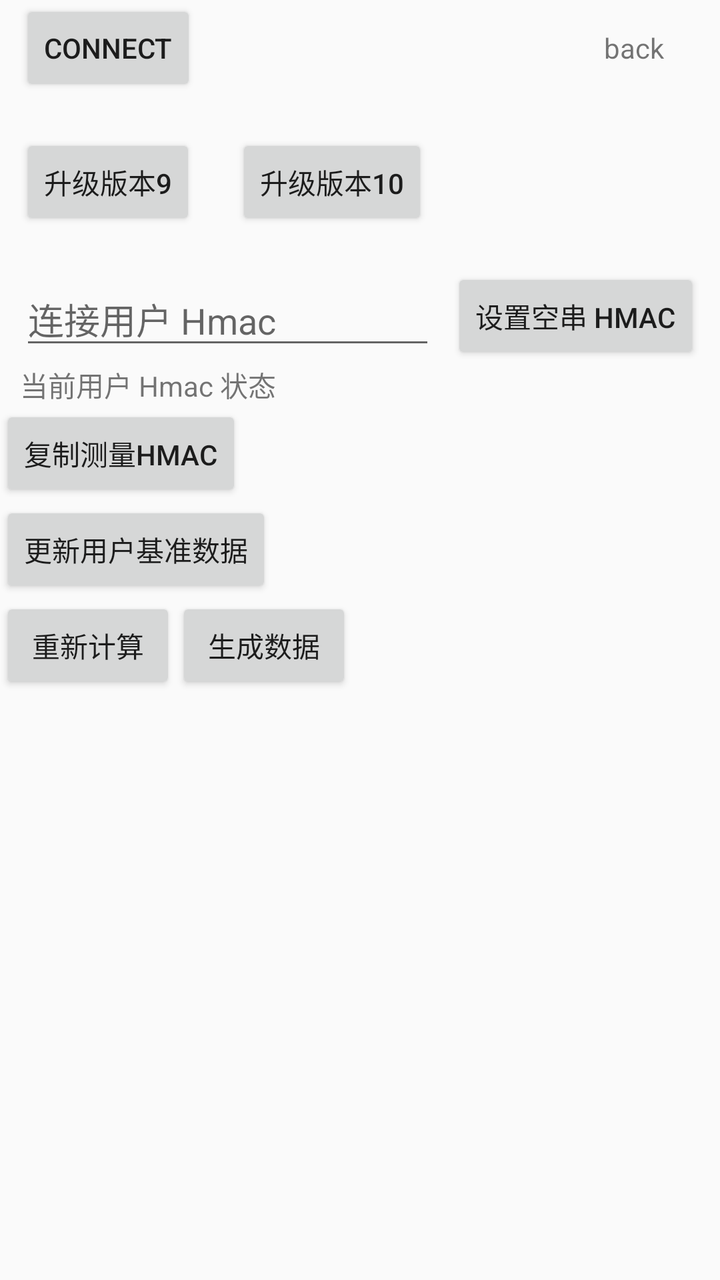
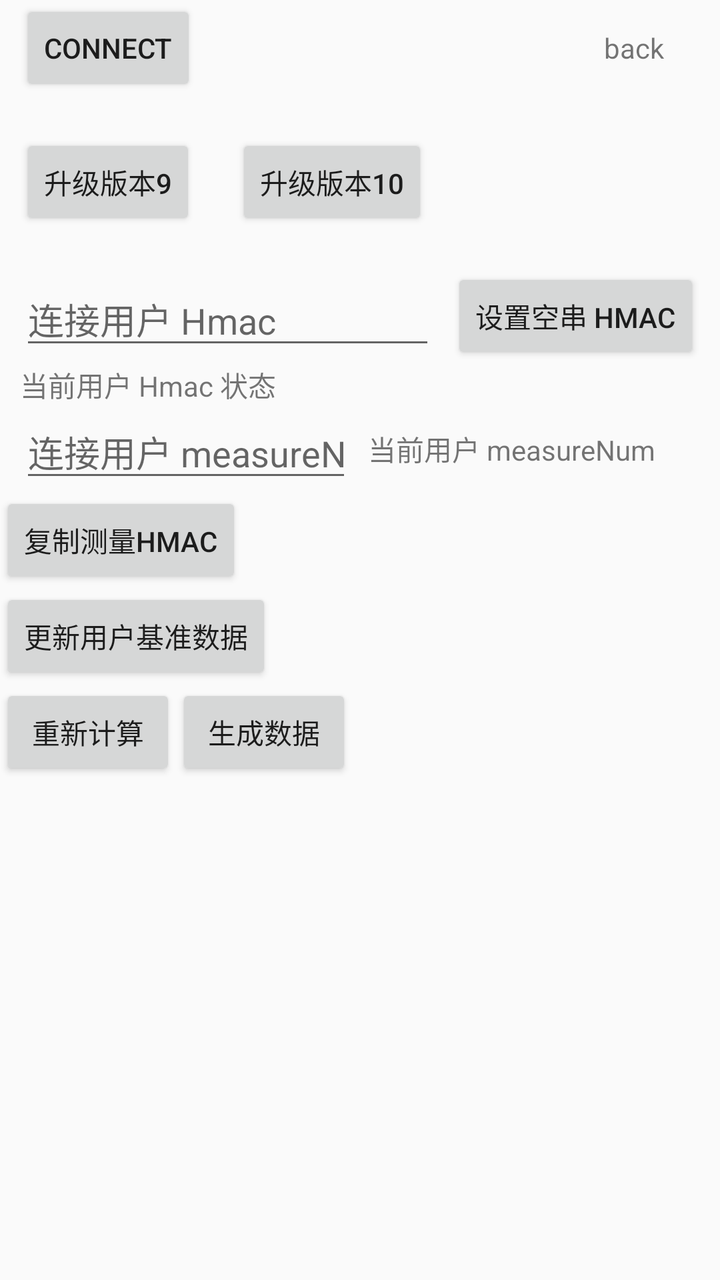

Two renders of the same Android screen: before a commit and after it. Below are the layout's source before the change and the commit's diff.
<!-- AndroidManifest.xml: application theme AppTheme -->
<!-- res/layout/activity_wsp_scale.xml -->
<?xml version="1.0" encoding="utf-8"?>

<LinearLayout xmlns:android="http://schemas.android.com/apk/res/android"
    xmlns:tools="http://schemas.android.com/tools"
    android:layout_width="match_parent"
    android:layout_height="match_parent"
    android:orientation="vertical"
    tools:context=".view.ConnectActivity">

    <LinearLayout
        android:layout_width="match_parent"
        android:layout_height="wrap_content"
        android:gravity="center_vertical"
        android:orientation="horizontal"
        android:paddingEnd="10dp"
        android:paddingStart="10dp">

        <Button
            android:id="@+id/connectBtn"
            android:layout_width="wrap_content"
            android:text="@string/connect"
            android:layout_height="wrap_content"
            android:layout_gravity="end" />

        <TextView
            android:id="@+id/statusTv"
            android:layout_width="0dp"
            android:layout_height="wrap_content"
            android:layout_marginLeft="10dp"
            android:layout_marginStart="10dp"
            android:layout_weight="1" />

        <TextView
            android:id="@+id/weightTv"
            android:layout_width="0dp"
            android:layout_height="wrap_content"
            android:layout_weight="1"
            android:textSize="15sp" />

        <TextView
            android:id="@+id/back_tv"
            android:layout_width="wrap_content"
            android:layout_height="wrap_content"
            android:layout_marginEnd="10dp"
            android:layout_marginStart="10dp"
            android:padding="8dp"
            android:text="@string/back" />

    </LinearLayout>

    <LinearLayout
        android:layout_width="match_parent"
        android:layout_height="wrap_content"
        android:gravity="center_vertical"
        android:orientation="vertical"
        android:paddingStart="10dp"
        android:paddingEnd="10dp">

        <TextView
            android:id="@+id/batteryTv"
            android:layout_width="wrap_content"
            android:layout_height="wrap_content"
            android:layout_marginStart="10dp"
            android:layout_marginLeft="10dp"
             />

    </LinearLayout>

    <LinearLayout
        android:visibility="gone"
        android:orientation="horizontal"
        android:layout_width="match_parent"
        android:layout_height="wrap_content">

        <Button
            android:text="追零"
            android:id="@+id/chasingZeroBtn"
            android:layout_width="wrap_content"
            android:layout_height="wrap_content" />

        <Button
            android:text="秤端用户拟合，游客反写计算"
            android:id="@+id/kalmanBtn"
            android:layout_width="wrap_content"
            android:layout_height="wrap_content" />

    </LinearLayout>

    <LinearLayout
        android:visibility="visible"
        android:layout_width="match_parent"
        android:layout_height="wrap_content"
        android:gravity="center_vertical"
        android:orientation="horizontal"
        android:paddingEnd="10dp"
        android:paddingStart="10dp">
        <Button
            android:id="@+id/ota9Btn"
            android:layout_width="wrap_content"
            android:layout_height="wrap_content"
            android:layout_gravity="end"
            android:text="升级版本9" />

        <Button
            android:id="@+id/ota10Btn"
            android:layout_width="wrap_content"
            android:layout_height="wrap_content"
            android:layout_gravity="end"
            android:layout_marginStart="20dp"
            android:text="升级版本10" />

    </LinearLayout>

    <LinearLayout
        android:layout_width="match_parent"
        android:layout_height="wrap_content"
        android:gravity="center_vertical"
        android:orientation="horizontal"
        android:paddingEnd="10dp"
        android:paddingStart="10dp">

        <Button
            android:visibility="gone"
            android:id="@+id/stroteDataTest"
            android:layout_width="wrap_content"
            android:layout_height="wrap_content"
            android:text="@string/user_generated_storage_data" />

        <TextView
            android:id="@+id/registerUserIndex"
            android:layout_marginLeft="10dp"
            android:layout_width="wrap_content"
            android:layout_height="wrap_content" />
    </LinearLayout>

    <LinearLayout
        android:visibility="gone"
        android:layout_width="match_parent"
        android:layout_height="wrap_content"
        android:gravity="center_vertical"
        android:orientation="horizontal"
        android:paddingEnd="10dp"
        android:paddingStart="10dp">

        <TextView
            android:id="@+id/bleVerTv"
            android:layout_marginLeft="10dp"
            android:layout_width="wrap_content"
            android:layout_height="wrap_content" />

        <TextView
            android:id="@+id/otaStatusTv"
            android:layout_marginLeft="10dp"
            android:layout_width="wrap_content"
            android:layout_height="wrap_content" />
    </LinearLayout>

    <LinearLayout
        android:orientation="horizontal"
        android:layout_width="match_parent"
        android:layout_height="wrap_content">
        <Button
            android:visibility="gone"
            android:id="@+id/otaBtn"
            android:text="start ota"
            android:layout_marginStart="10dp"
            android:layout_width="wrap_content"
            android:layout_height="wrap_content" />

        <Button
            android:visibility="gone"
            android:id="@+id/resetBtn"
            android:text="reset"
            android:layout_marginStart="10dp"
            android:layout_width="wrap_content"
            android:layout_height="wrap_content" />
    </LinearLayout>

    <LinearLayout
        android:id="@+id/slim_ll"
        android:orientation="vertical"
        android:layout_width="match_parent"
        android:layout_height="wrap_content">

        <LinearLayout
            android:visibility="gone"
            android:orientation="horizontal"
            android:layout_width="match_parent"
            android:layout_height="wrap_content">

        <Button
            android:text="更新减重秤设备配置"
            android:id="@+id/update_slim_device_btn"
            android:layout_width="wrap_content"
            android:layout_height="wrap_content" />

        <Button
            android:text="更新减重秤用户配置"
            android:id="@+id/update_slim_user_btn"
            android:layout_width="wrap_content"
            android:layout_height="wrap_content" />

        <Button
            android:text="重置减重秤"
            android:id="@+id/reset_slim_btn"
            android:layout_width="wrap_content"
            android:layout_height="wrap_content" />
        </LinearLayout>

        <LinearLayout
            android:visibility="gone"
            android:orientation="horizontal"
            android:layout_width="match_parent"
            android:layout_height="wrap_content">

            <Button
                android:text="切换用户"
                android:id="@+id/switch_user_btn"
                android:layout_width="wrap_content"
                android:layout_height="wrap_content" />

            <Button
                android:text="删除用户"
                android:id="@+id/delete_user_btn"
                android:layout_width="wrap_content"
                android:layout_height="wrap_content" />

            <Button
                android:text="更新基准体重"
                android:id="@+id/update_weight_btn"
                android:layout_width="wrap_content"
                android:layout_height="wrap_content" />

        </LinearLayout>

    </LinearLayout>

    <LinearLayout
        android:layout_width="match_parent"
        android:layout_height="wrap_content"
        android:gravity="center_vertical"
        android:orientation="horizontal"
        android:paddingStart="10dp"
        android:paddingEnd="10dp">

        <EditText
            android:id="@+id/userHmacInput"
            android:layout_width="0dp"
            android:layout_height="wrap_content"
            android:layout_weight="1"
            android:hint="连接用户 Hmac"
            android:inputType="textVisiblePassword"
            android:maxLines="2" />

        <Button
            android:id="@+id/setEmptyHmacBtn"
            android:layout_width="wrap_content"
            android:layout_height="wrap_content"
            android:layout_marginStart="8dp"
            android:text="设置空串 Hmac" />

    </LinearLayout>

    <TextView
        android:id="@+id/userHmacStateTv"
        android:layout_width="match_parent"
        android:layout_height="wrap_content"
        android:paddingStart="10dp"
        android:paddingEnd="10dp"
        android:text="当前用户 Hmac 状态" />

    <LinearLayout
        android:visibility="visible"
        android:layout_width="match_parent"
        android:layout_height="wrap_content">

        <Button
            android:id="@+id/storageBtn"
            android:visibility="gone"
            android:text="查看存储数据"
            android:layout_width="wrap_content"
            android:layout_height="wrap_content" />

        <Button
            android:id="@+id/measureHmacBtn"
            android:text="复制测量Hmac"
            android:layout_width="wrap_content"
            android:layout_height="wrap_content" />

    </LinearLayout>

    <LinearLayout
        android:visibility="visible"
        android:layout_width="match_parent"
        android:layout_height="wrap_content">

        <Button
            android:id="@+id/updateUserScaleDatumDataBtn"
            android:layout_width="wrap_content"
            android:layout_height="wrap_content"
            android:text="更新用户基准数据" />

    </LinearLayout>

    <LinearLayout
        android:visibility="visible"
        android:layout_width="match_parent"
        android:layout_height="wrap_content">

        <Button
            android:id="@+id/reCalcBtn"
            android:text="重新计算"
            android:layout_width="wrap_content"
            android:layout_height="wrap_content" />

        <Button
            android:text="生成数据"
            android:id="@+id/generateBtn"
            android:layout_width="wrap_content"
            android:layout_height="wrap_content" />

    </LinearLayout>

    <TextView
        android:id="@+id/snTextView"
        android:layout_width="wrap_content"
        android:paddingEnd="10dp"
        android:paddingStart="10dp"
        android:layout_height="wrap_content" />

    <ListView
        android:id="@+id/listView"
        android:layout_width="match_parent"
        android:layout_height="0dp"
        android:layout_weight="1" />

</LinearLayout>
<!-- resources referenced by this layout -->
<resources>
  <string name="back">back</string>
  <string name="connect">connect</string>
  <string name="user_generated_storage_data">User generated dual mode storage data</string>
  <style name="AppTheme" parent="Theme.AppCompat.Light.DarkActionBar">
          
          <item name="android:windowNoTitle">true</item>
          <item name="android:windowFullscreen">true</item>
      </style>
</resources>

<!-- the commit's change to res/layout/activity_wsp_scale.xml (unified diff, before → after) -->
@@ -270,6 +270,34 @@
         android:text="当前用户 Hmac 状态" />
 
     <LinearLayout
+        android:layout_width="match_parent"
+        android:layout_height="wrap_content"
+        android:gravity="center_vertical"
+        android:orientation="horizontal"
+        android:paddingStart="10dp"
+        android:paddingEnd="10dp">
+
+        <EditText
+            android:id="@+id/measureNumInput"
+            android:layout_width="0dp"
+            android:layout_height="wrap_content"
+            android:layout_weight="1"
+            android:hint="连接用户 measureNum"
+            android:inputType="number"
+            android:maxLength="10"
+            android:maxLines="1" />
+
+        <TextView
+            android:id="@+id/measureNumStateTv"
+            android:layout_width="0dp"
+            android:layout_height="wrap_content"
+            android:layout_marginStart="8dp"
+            android:layout_weight="1"
+            android:text="当前用户 measureNum" />
+
+    </LinearLayout>
+
+    <LinearLayout
         android:visibility="visible"
         android:layout_width="match_parent"
         android:layout_height="wrap_content">
